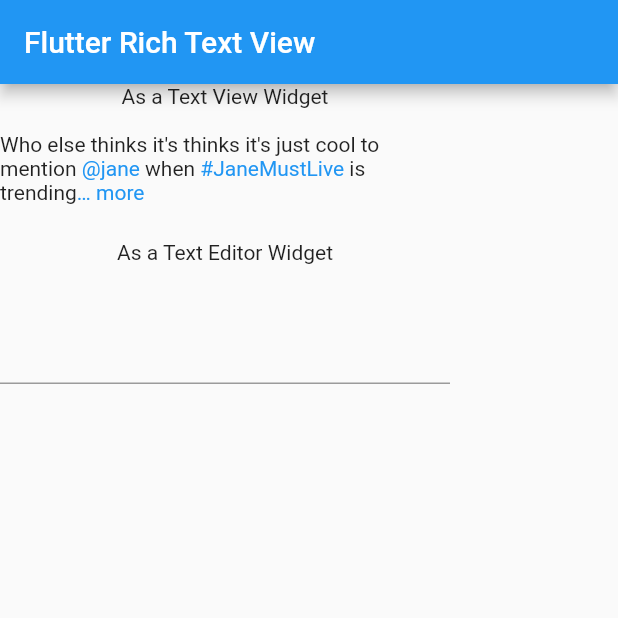
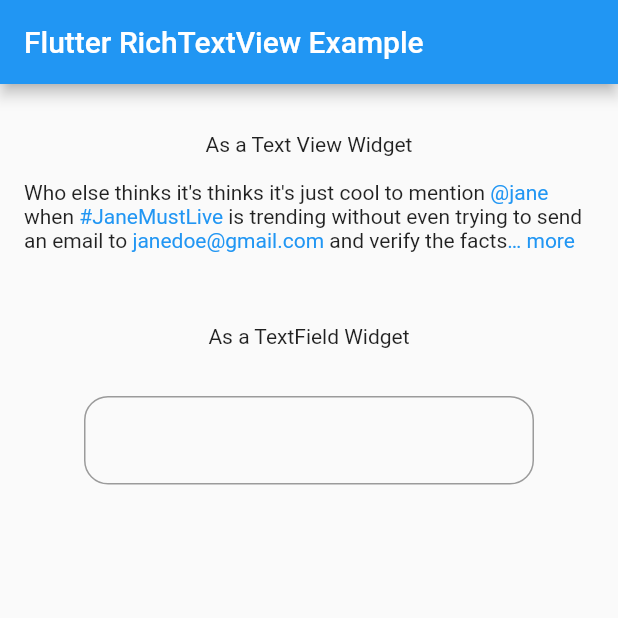
Before and after one commit to nelsonweze/rich_text_view, a Flutter app: the screen it shows after launch, on a phone screen of 412 x 824 dp, the top half of it. Run offline on Flutter 3.47's test engine with Material 2 defaults, Android fonts, the phone set to English and light mode, and no system bars; our stand-ins replace bloc, flutter_bloc.

Commit message:
version 0.0.2 release

```diff
--- a/example/lib/main.dart
+++ b/example/lib/main.dart
@@ -15,17 +15,21 @@ class MyApp extends StatelessWidget {
       ),
       home: Scaffold(
         appBar: AppBar(
-          title: Text('Flutter Rich Text View'),
+          title: Text('Flutter RichTextView Example'),
         ),
         body: SingleChildScrollView(
           child: Column(
             children: [
+              SizedBox(
+                height: 32,
+              ),
               Text('As a Text View Widget'),
               SizedBox(
                 height: 16,
               ),
               Container(
-                width: 300,
+                alignment: Alignment.center,
+                padding: EdgeInsets.symmetric(horizontal: 16),
                 child: RichTextView(
                   text:
                       "Who else thinks it's thinks it's just cool to mention @jane when #JaneMustLive is trending without even trying to send an email to janedoe@gmail.com and verify the facts talkmore of visiting www.janedoe.com",
@@ -38,33 +42,54 @@ class MyApp extends StatelessWidget {
                   supportedTypes: [
                     ParsedType.EMAIL,
                     ParsedType.HASH,
-                    ParsedType.MENTION
+                    ParsedType.MENTION,
+                    ParsedType.URL
                   ],
                 ),
               ),
               SizedBox(
-                height: 24,
+                height: 48,
               ),
-              Text('As a Text Editor Widget'),
+              Text('As a TextField Widget'),
               SizedBox(
                 height: 16,
               ),
               Container(
                 width: 300,
-                child: RichTextView(
-                  editable: true,
+                child: RichTextView.editor(
                   suggestionPosition: SuggestionPosition.bottom,
+                  decoration: InputDecoration(
+                    border: OutlineInputBorder(
+                        borderRadius: BorderRadius.circular(16)),
+                  ),
+                  mentionSuggestions: [
+                    Suggestion(
+                        imageURL: 'imageURL',
+                        subtitle: 'nelly',
+                        title: 'Nelly Gane'),
+                    Suggestion(
+                        imageURL: 'imageURL',
+                        subtitle: 'gaus',
+                        title: 'Gaus Shell')
+                  ],
                   onSearchPeople: (term) async {
                     return [
                       Suggestion(
                           imageURL: 'imageURL',
-                          subtitle: 'I am the little guy from Coal city',
-                          title: 'Nelly Gane')
+                          subtitle: term.toLowerCase(),
+                          title: term)
                     ];
                   },
                   onSearchTags: (term) async {
                     return [
-                      HashTag(hashtag: 'Dart', counts: 29, trending: true)
+                      HashTag(
+                          hashtag: '#Dart',
+                          subtitle: '30 posts',
+                          trending: true),
+                      HashTag(
+                        hashtag: '#Flutter',
+                        subtitle: '56 posts',
+                      )
                     ];
                   },
                 ),
--- a/lib/src/home.dart
+++ b/lib/src/home.dart
@@ -26,14 +26,27 @@ class RichTextView extends StatefulWidget {
   final TextInputType? keyboardType;
   final FocusNode? focusNode;
   final bool readOnly;
+
+  /// which position to append the suggested list defaults to [SuggestionPosition.bottom].
   final SuggestionPosition? suggestionPosition;
+
   final void Function(String)? onHashTagClicked;
   final void Function(String)? onMentionClicked;
   final void Function(String)? onEmailClicked;
   final void Function(String)? onUrlClicked;
-  final Future<List<HashTag>?> Function(String)? onSearchTags;
-  final Future<List<Suggestion?>?> Function(String)? onSearchPeople;
+  final Future<List<HashTag>> Function(String)? onSearchTags;
+  final Future<List<Suggestion>> Function(String)? onSearchPeople;
   final List<ParsedType>? supportedTypes;
+
+  /// initial suggested hashtags when the user enters `#`
+  final List<HashTag>? hashtagSuggestions;
+
+  /// initial suggested mentions when the user enters `@`
+  final List<Suggestion>? mentionSuggestions;
+
+  /// height of the suggestion item
+  final double itemHeight;
+
   RichTextView(
       {this.text,
       this.maxLines,
@@ -54,14 +67,55 @@ class RichTextView extends StatefulWidget {
       this.focusNode,
       this.readOnly = false,
       this.initialValue,
-      this.suggestionPosition = SuggestionPosition.none,
+      this.suggestionPosition = SuggestionPosition.bottom,
       this.fontSize,
       this.onHashTagClicked,
       this.onMentionClicked,
       this.onEmailClicked,
       this.onUrlClicked,
       this.onSearchTags,
-      this.onSearchPeople});
+      this.onSearchPeople,
+      this.itemHeight = 80,
+      this.hashtagSuggestions = const [],
+      this.mentionSuggestions = const []});
+
+  /// Creates a copy of [RichTextView] but with only the fields needed for
+  /// the editor
+  factory RichTextView.editor(
+      {bool readOnly = false,
+      bool autoFocus = false,
+      String? initialValue,
+      TextEditingController? controller,
+      InputDecoration? decoration,
+      Function(String)? onChanged,
+      SuggestionPosition? suggestionPosition,
+      int? maxLength,
+      int? minLines,
+      TextInputType? keyboardType,
+      FocusNode? focusNode,
+      List<HashTag>? hashtagSuggestions,
+      List<Suggestion>? mentionSuggestions,
+      Future<List<HashTag>> Function(String)? onSearchTags,
+      Future<List<Suggestion>> Function(String)? onSearchPeople}) {
+    return RichTextView(
+      editable: true,
+      onSearchPeople: onSearchPeople,
+      onSearchTags: onSearchTags,
+      readOnly: readOnly,
+      suggestionPosition: suggestionPosition,
+      autoFocus: autoFocus,
+      initialValue: initialValue,
+      controller: controller,
+      onChanged: onChanged,
+      maxLength: maxLength,
+      minLines: minLines,
+      keyboardType: keyboardType,
+      focusNode: focusNode,
+      decoration: decoration,
+      hashtagSuggestions: hashtagSuggestions,
+      mentionSuggestions: mentionSuggestions,
+    );
+  }
 
   @override
   _RichTextViewState createState() => _RichTextViewState();
@@ -71,8 +125,9 @@ class _RichTextViewState extends State<RichTextView> {
   late int _maxLines;
   TextStyle? _style;
   bool flag = true;
-  bool expanded = false;
+  ValueNotifier<bool> expanded = ValueNotifier(false);
   late TextEditingController controller;
+  late SuggestionCubit cubit;
 
   @override
   void initState() {
@@ -80,9 +135,8 @@ class _RichTextViewState extends State<RichTextView> {
     _maxLines = widget.maxLines ?? 2;
     controller = widget.controller ??
         TextEditingController(text: widget.initialValue ?? '');
+    cubit = SuggestionCubit(widget.itemHeight);
   }
-
-  var cubit = SuggestionCubit<Suggestion>();
 
   @override
   Widget build(BuildContext context) {
@@ -102,7 +156,7 @@ class _RichTextViewState extends State<RichTextView> {
                 linkStyle: linkStyle,
                 onMore: () {
                   setState(() {
-                    expanded = true;
+                    expanded.value = true;
                   });
                 },
                 expanded: expanded,
@@ -114,7 +168,8 @@ class _RichTextViewState extends State<RichTextView> {
                       ParsedType.EMAIL,
                       ParsedType.MENTION,
                       ParsedType.PHONE,
-                      ParsedType.URL
+                      ParsedType.URL,
+                      ParsedType.HASH
                     ],
                 parse: [
                   MatchText(
@@ -160,8 +215,7 @@ class _RichTextViewState extends State<RichTextView> {
                       });
                     },
                   ),
-                BlocBuilder<SuggestionCubit<Suggestion>,
-                        SuggestionState<Suggestion>>(
+                BlocBuilder<SuggestionCubit, SuggestionState>(
                     bloc: cubit,
                     builder: (context, provider) {
                       return TextFormField(
@@ -172,38 +226,12 @@ class _RichTextViewState extends State<RichTextView> {
                           readOnly: widget.readOnly,
                           onChanged: (val) async {
                             widget.onChanged?.call(val);
-                            cubit.last =
-                                controller.text.split(' ').last.toLowerCase();
-                            if (provider.last != null &&
-                                (provider.last!.startsWith('@') ||
-                                    provider.last!.startsWith('#'))) {
-                              cubit.clear(
-                                load: true,
-                              );
-
-                              if (provider.last!.startsWith('@')) {
-                                if (widget.onSearchPeople == null) return null;
-                                var temp = provider.last!.length > 1
-                                    ? await widget.onSearchPeople!(
-                                        provider.last!.split('@')[1])
-                                    : provider.suggestions;
-                                cubit.clear(
-                                  people: temp,
-                                );
-                              } else {
-                                if (widget.onSearchTags == null) return null;
-                                await Future.delayed(
-                                    Duration(milliseconds: 500));
-                                var temp = provider.last!.length > 1
-                                    ? await widget.onSearchTags!(provider.last!)
-                                    : provider.hashtags;
-                                cubit.clear(
-                                  hash: temp,
-                                );
-                              }
-                            } else {
-                              cubit.clear();
-                            }
+                            cubit.onChanged(
+                                val.split(' ').last.toLowerCase(),
+                                widget.hashtagSuggestions,
+                                widget.mentionSuggestions,
+                                widget.onSearchTags,
+                                widget.onSearchPeople);
                           },
                           maxLines: widget.maxLines,
                           keyboardType: widget.keyboardType,
--- a/lib/src/models.dart
+++ b/lib/src/models.dart
@@ -1,15 +1,19 @@
 enum SuggestionPosition { top, bottom, none }
 
 class HashTag {
-  String? hashtag;
-  int? counts;
+  String hashtag;
+  String? subtitle;
   bool trending;
   int? last24;
-  HashTag({this.hashtag, this.counts, this.trending = false, this.last24});
+  HashTag(
+      {required this.hashtag,
+      this.subtitle,
+      this.trending = false,
+      this.last24});
 
   HashTag.fromMap(Map map)
       : hashtag = map['hashtag'],
-        counts = map['count'],
+        subtitle = map['subtitle'],
         trending = map['trending'] ?? false;
 }
 
--- a/lib/src/suggestion/cubit/suggestion_state.dart
+++ b/lib/src/suggestion/cubit/suggestion_state.dart
@@ -2,21 +2,21 @@ part of 'suggestion_cubit.dart';
 
 class SuggestionState<T> {
   final List<HashTag> hashtags;
-  final List<T?> suggestions;
-  final String? last;
+  final List<Suggestion?> suggestions;
+  final String last;
   final double suggestionHeight;
   final bool loading;
 
   SuggestionState(
       {this.hashtags = const [],
       this.suggestions = const [],
-      this.last,
+      this.last = '',
       this.suggestionHeight = 1,
       this.loading = false});
 
-  SuggestionState<T> copyWith(
+  SuggestionState<Suggestion> copyWith(
       {final List<HashTag>? hashtags,
-      final List<T?>? suggestions,
+      final List<Suggestion>? suggestions,
       final String? last,
       final double? suggestionHeight,
       final bool? loading}) {
--- a/lib/src/suggestion/widget.dart
+++ b/lib/src/suggestion/widget.dart
@@ -4,7 +4,7 @@ import 'package:rich_text_view/rich_text_view.dart';
 import 'cubit/suggestion_cubit.dart';
 
 class SuggestionWidget extends StatefulWidget {
-  final SuggestionCubit<Suggestion> cubit;
+  final SuggestionCubit cubit;
   final TextEditingController? controller;
   final Function(TextEditingController)? onTap;
   final SuggestionPosition? suggestionPosition;
@@ -23,8 +23,7 @@ class SuggestionWidget extends StatefulWidget {
 class _SuggestionWidgetState extends State<SuggestionWidget> {
   @override
   Widget build(BuildContext context) {
-    return BlocBuilder<SuggestionCubit<Suggestion>,
-            SuggestionState<Suggestion>>(
+    return BlocBuilder<SuggestionCubit, SuggestionState>(
         bloc: widget.cubit,
         builder: (context, provider) {
           var border = BorderSide(
@@ -33,7 +32,6 @@ class _SuggestionWidgetState extends State<SuggestionWidget> {
               color: provider.suggestionHeight > 1
                   ? Colors.grey[200]!
                   : Colors.transparent);
-
           return Container(
               constraints: BoxConstraints(
                 minHeight: 1,
@@ -54,12 +52,15 @@ class _SuggestionWidgetState extends State<SuggestionWidget> {
               child: provider.loading
                   ? Container(
                       padding: EdgeInsets.symmetric(vertical: 20),
-                      child: CircularProgressIndicator(),
-                    )
+                      child: Center(
+                        child: SizedBox(
+                            width: 30,
+                            height: 30,
+                            child: CircularProgressIndicator()),
+                      ))
                   : Scrollbar(
                       thickness: 3,
-                      child: provider.suggestions.isNotEmpty &&
-                              provider.last!.startsWith('@')
+                      child: provider.last.startsWith('@')
                           ? ListView.builder(
                               itemCount: provider.suggestions.length,
                               itemBuilder: (context, index) {
@@ -91,12 +92,12 @@ class _SuggestionWidgetState extends State<SuggestionWidget> {
                                         widget.onTap!(_controller);
                                       },
                                       title: Text(
-                                        item.hashtag!,
+                                        item.hashtag,
                                         style: Theme.of(context)
                                             .textTheme
                                             .subtitle2,
                                       ),
-                                      subtitle: Text('${item.counts} posts'),
+                                      subtitle: Text(item.subtitle ?? ''),
                                       trailing: item.trending
                                           ? Text('Trending')
                                           : Container(
@@ -128,17 +129,17 @@ class ListUserItem extends StatelessWidget {
   @override
   Widget build(BuildContext context) {
     return InkWell(
-      onTap: onClick?.call(),
+      onTap: onClick,
       child: Container(
         padding: const EdgeInsets.symmetric(horizontal: 20.0, vertical: 8),
         child: Row(children: <Widget>[
           CircleAvatar(
             backgroundImage: NetworkImage(imageUrl),
-            radius: 45,
+            radius: 20,
           ),
           Flexible(
               child: Container(
-            margin: EdgeInsets.only(left: 20.0),
+            margin: EdgeInsets.only(left: 20.0, top: 8),
             child: Column(
               crossAxisAlignment: CrossAxisAlignment.start,
               children: <Widget>[
--- a/lib/src/util.dart
+++ b/lib/src/util.dart
@@ -39,8 +39,8 @@ class ParsedText extends StatelessWidget {
   final TextWidthBasis textWidthBasis;
   final bool selectable;
   final GestureTapCallback? onTap;
-  final Function? onMore;
-  final bool expanded;
+  final Function()? onMore;
+  final ValueNotifier<bool> expanded;
   final String moreText;
   final List<ParsedType> supportedTypes;
   final RegexOptions regexOptions;
@@ -63,27 +63,26 @@ class ParsedText extends StatelessWidget {
     this.maxLines,
     this.onTap,
     this.onMore,
-    this.expanded = false,
+    required this.expanded,
     this.moreText = 'more',
     this.selectable = false,
   }) : super(key: key);
 
   @override
   Widget build(BuildContext context) {
-    var link = expanded
+    var link = expanded.value
         ? TextSpan()
         : TextSpan(
             children: [
-                TextSpan(
-                  text: '\u2026 ',
-                ),
-                TextSpan(
+              TextSpan(
+                text: '\u2026 ',
+              ),
+              TextSpan(
                   text: moreText,
-                ),
-              ],
+                  recognizer: TapGestureRecognizer()..onTap = onMore),
+            ],
             style: linkStyle,
-            recognizer: TapGestureRecognizer()
-              ..onTap = onMore as void Function()?);
+          );
 
     List<InlineSpan> parseText(String txt) {
       var newString = txt;
@@ -214,7 +213,7 @@ class ParsedText extends StatelessWidget {
           ));
           final endIndex = textPainter.getOffsetBefore(pos.offset);
           var _text = TextSpan(
-              children: expanded
+              children: expanded.value
                   ? parseText(text)
                   : parseText(text.substring(0, max(endIndex!, 0))),
               style: style);
--- a/pubspec.yaml
+++ b/pubspec.yaml
@@ -1,6 +1,6 @@
 name: rich_text_view
 description: A simple yet powerful rich text view that supports mention, hashtag, emial, url and see more.
-version: 0.0.1
+version: 0.0.2
 homepage: https://github.com/nelstein/rich_text_view
 
 environment:
```
Also changed, not shown: lib/src/suggestion/cubit/suggestion_cubit.dart (+43 -7 lines), example/pubspec.lock, 3 other files.
